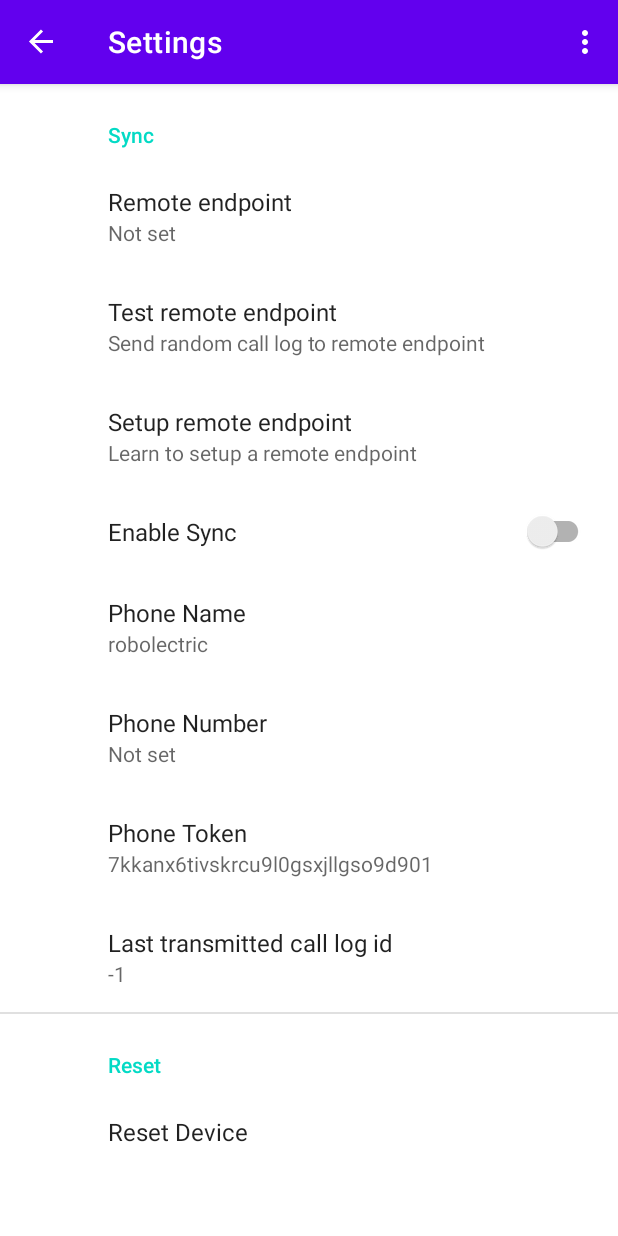
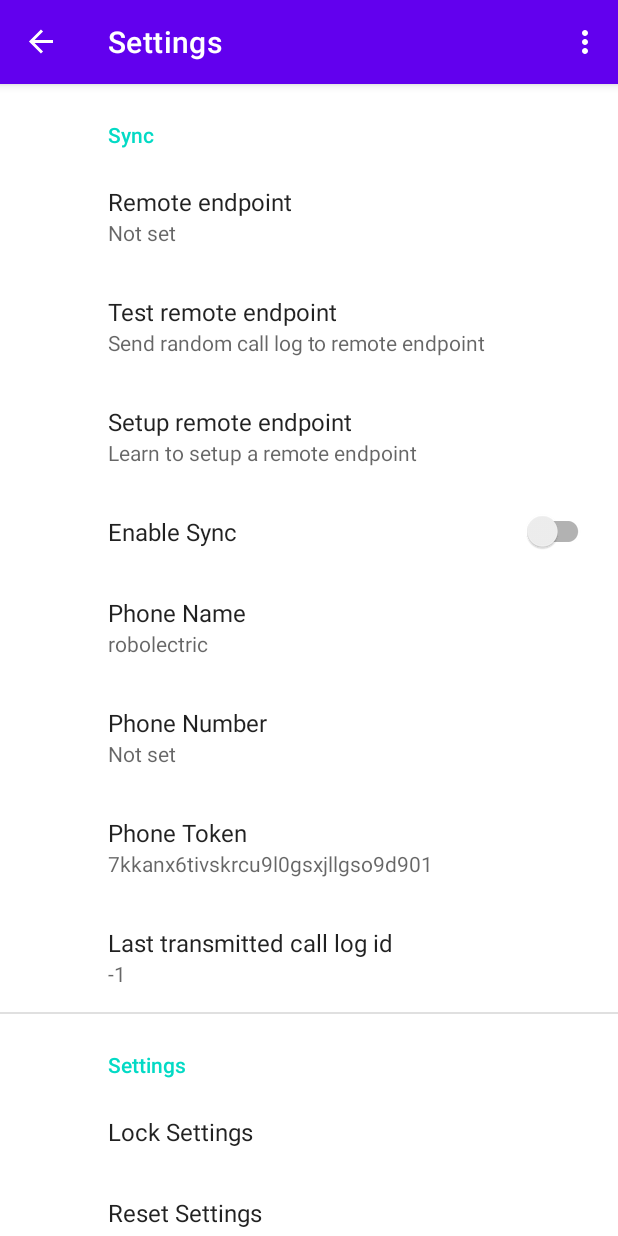
Before and after one commit to MarkoBL/AndroidCallLogSync, an Android app: the SettingsFragment screen opened through its navigation route, after a tap on "YES", on a phone screen of 412 x 824 dp. Run offline under Robolectric (Android 15) with nearby library versions, the phone set to English and light mode, and no system bars; our stand-ins replace androidx.preference, navigation-ui; pictures from the network do not load; 2 statements that could not run were skipped.

Commit message:
- New option to lock the settings

```diff
--- a/app/build.gradle
+++ b/app/build.gradle
@@ -7,10 +7,10 @@ android {
 
     defaultConfig {
         applicationId "com.markobl.calllogsync"
-        minSdk 21
+        minSdk 26
         targetSdk 32
-        versionCode 8
-        versionName "1.0.5"
+        versionCode 9
+        versionName "1.0.6"
 
         testInstrumentationRunner "androidx.test.runner.AndroidJUnitRunner"
     }
--- a/app/src/main/java/com/markobl/calllogsync/Config.java
+++ b/app/src/main/java/com/markobl/calllogsync/Config.java
@@ -25,6 +25,7 @@ public class Config {
     public String deviceName;
     public String deviceToken;
     public String deviceNumber;
+    public boolean deviceLocked = false;
 
     public Map<String, String> additionalHeaders = new HashMap<>();
 
--- a/app/src/main/res/values/strings.xml
+++ b/app/src/main/res/values/strings.xml
@@ -42,8 +42,10 @@
     <string name="token_copied">Phone Token copied to clipboard</string>
     <string name="last_id_title">Last transmitted call log id</string>
 
-    <string name="reset_header">Reset</string>
-    <string name="device_reset">Reset Device</string>
+    <string name="reset_header">Settings</string>
+    <string name="device_lock">Lock Settings</string>
+    <string name="device_lock_info">All settings are locked and can no longer be changed. Only a reset is still possible.</string>
+    <string name="device_reset">Reset Settings</string>
     <string name="reset_info">This will reset all sync settings to their initial values. New device token will be generated.</string>
     <string name="reset_info2">Are you sure you want to reset all sync settings?</string>
 
--- a/app/src/main/res/xml/root_preferences.xml
+++ b/app/src/main/res/xml/root_preferences.xml
@@ -45,6 +45,10 @@
     </PreferenceCategory>
     <PreferenceCategory app:title="@string/reset_header">
         <Preference
+            app:key="lock"
+            app:title="@string/device_lock" />
+
+        <Preference
             app:key="reset"
             app:title="@string/device_reset" />
     </PreferenceCategory>
```
Also changed, not shown: app/src/main/java/com/markobl/calllogsync/SettingsFragment.java (+45 -6 lines), app/src/main/java/com/markobl/calllogsync/Sync.java (+16 -3 lines), 2 other files.
